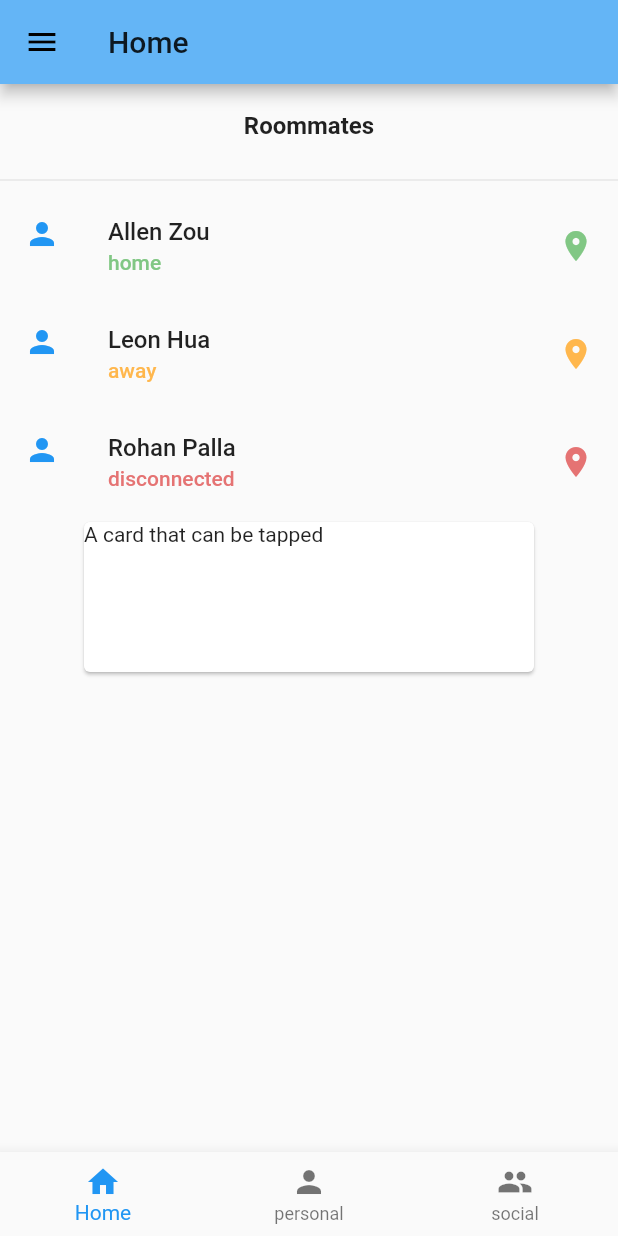
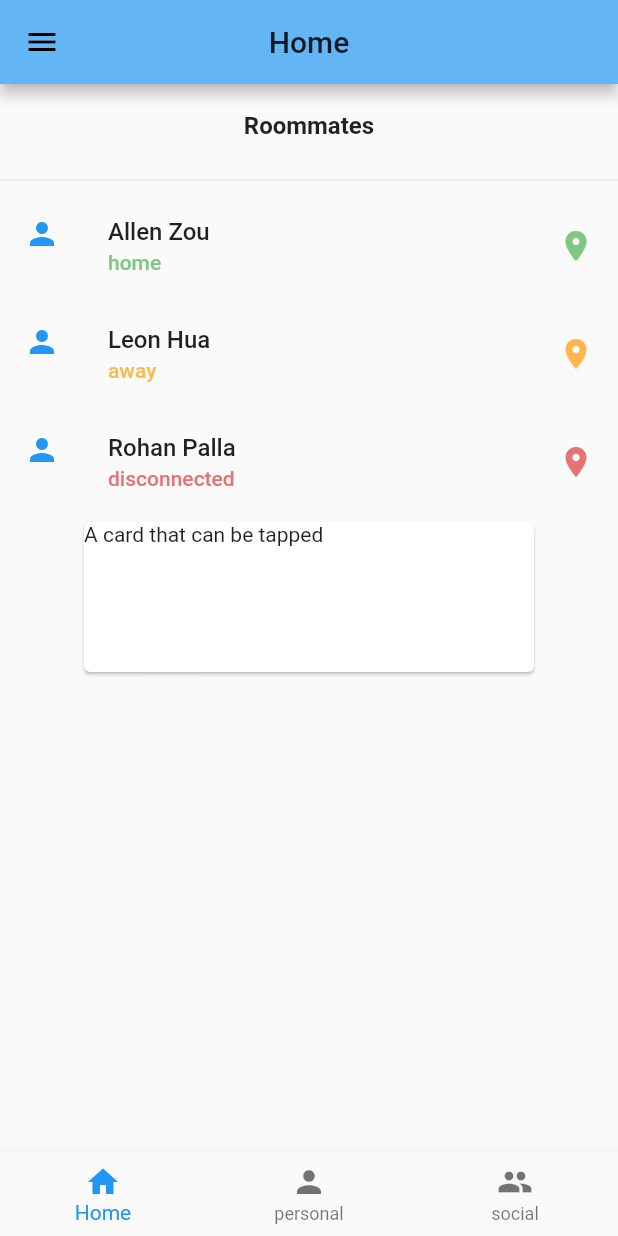
Before and after one commit to nchendev/casa, a Flutter app: the screen it shows after launch, on a phone screen of 412 x 824 dp. Run offline on Flutter 3.47's test engine with Material 2 defaults, Android fonts, the phone set to English and light mode, and no system bars.

Commit message:
fixed exceptions due to jumping to page rather than animating to page. Added stringmap.dart for mapping string to widget interfaces

```diff
--- a/lib/main.dart
+++ b/lib/main.dart
@@ -28,15 +28,17 @@ class Router extends StatefulWidget {
 }
 
 class _RouterState extends State<Router> {
+  PageController _pageController;
+  int _selectedPageviewIndex = 0;
   // shared variables
   String _title = "Home";
   List _titles = ["Home", "personal", "social"];
 
-  // pageview body variables
-  int _selectedPageviewIndex = 0;
-  PageController _pageController = PageController();
-
-  // misc screens body variables
+  @override
+  void initState() {
+    super.initState();
+    _pageController = PageController();
+  }
 
   // pageview body widget
   String _selectedBody = "main";
@@ -84,7 +86,13 @@ class _RouterState extends State<Router> {
     setState(() {
       _title = _titles[_selectedPageviewIndex];
     });
-    _pageController.jumpToPage(value);
+    if (_pageController.hasClients) {
+      _pageController.animateToPage(
+        value,
+        duration: const Duration(milliseconds: 400),
+        curve: Curves.easeInOut,
+      );
+    }
   }
 
   List<Widget> _buildModules(List modules) {
@@ -242,7 +250,10 @@ class _RouterState extends State<Router> {
   Widget build(BuildContext context) {
     return Scaffold(
         appBar: AppBar(
-          title: Text(_title),
+          centerTitle: true,
+          title: Text(
+            _title,
+          ),
         ),
         body: _buildBody(),
         drawer: _buildDrawer(),
--- a/lib/screens/home.dart
+++ b/lib/screens/home.dart
@@ -3,6 +3,7 @@ import 'package:flutter/foundation.dart';
 import 'package:lowkey/models/module.dart';
 import 'package:lowkey/models/room.dart';
 import 'package:lowkey/backend/local_api.dart';
+import 'package:lowkey/util/stringmap.dart';
 
 class Home extends StatefulWidget {
   final int selectedTab;
@@ -13,6 +14,7 @@ class Home extends StatefulWidget {
 }
 
 class _HomeState extends State<Home> {
+  // builds room info
   Future<List<Roommate>> _buildRoomInfo() async {
     List<Roommate> members = [];
     Map<String, dynamic> jsonData =
@@ -25,8 +27,10 @@ class _HomeState extends State<Home> {
     return members;
   }
 
+  // state declaration
   Future<List<Roommate>> _members;
 
+  // state init
   @override
   void initState() {
     super.initState();
@@ -47,13 +51,9 @@ class _HomeState extends State<Home> {
     );
   }
 
-  Widget _buildRoomCard(name, locationStatus) {
+  Widget _buildRoommateCard(name, locationStatus) {
     // determine color
-    var myColors = <String, Color>{
-      'home': Colors.green[300],
-      'away': Colors.orange[300],
-      'disconnected': Colors.red[300],
-    };
+    var myColors = StringMap().locationStatusColors();
     var myColor = myColors[locationStatus];
 
     return ListTile(
@@ -68,7 +68,22 @@ class _HomeState extends State<Home> {
     );
   }
 
-  Widget _buildModulesCards() {
+  List _buildRoommatesList(AsyncSnapshot snapshot) {
+    List<Widget> listItems = List();
+
+    for (int i = 0; i < snapshot.data.length; i++) {
+      listItems.add(
+        _buildRoommateCard(
+          snapshot.data[i].name,
+          snapshot.data[i].locationStatus,
+        ),
+      );
+    }
+
+    return listItems;
+  }
+
+  Widget _buildModulesList() {
     return Column(
       children: <Widget>[
         // list of modules cards
@@ -89,21 +104,6 @@ class _HomeState extends State<Home> {
     );
   }
 
-  List _buildList(AsyncSnapshot snapshot) {
-    List<Widget> listItems = List();
-
-    for (int i = 0; i < snapshot.data.length; i++) {
-      listItems.add(
-        _buildRoomCard(
-          snapshot.data[i].name,
-          snapshot.data[i].locationStatus,
-        ),
-      );
-    }
-
-    return listItems;
-  }
-
   @override
   Widget build(BuildContext context) {
     return Scaffold(
@@ -115,10 +115,10 @@ class _HomeState extends State<Home> {
           Widget roommatesSliver;
 
           // once data is received
-          if (snapshot.hasData) {
+          if (snapshot.data != null) {
             roommatesSliver = SliverList(
               delegate: SliverChildListDelegate(
-                _buildList(snapshot),
+                _buildRoommatesList(snapshot),
               ),
             );
           }
@@ -157,7 +157,7 @@ class _HomeState extends State<Home> {
               // beginning of modules slivers
               SliverToBoxAdapter(
                 child: SizedBox(
-                  child: _buildModulesCards(),
+                  child: _buildModulesList(),
                 ),
               ),
             ],
--- a/lib/screens/shop.dart
+++ b/lib/screens/shop.dart
@@ -4,6 +4,7 @@ import 'package:flutter/services.dart' show rootBundle;
 import 'package:lowkey/backend/local_api.dart';
 import 'package:lowkey/models/module.dart';
 import 'package:lowkey/screens/sidebar.dart';
+import 'package:lowkey/util/stringmap.dart';
 
 class Shop extends StatefulWidget {
   Shop({Key key}) : super(key: key);
@@ -40,9 +41,7 @@ class _ShopState extends State<Shop> {
 
   Widget _buildShopModule(String name, String description, String icon) {
     // determine icon
-    const myIcons = <String, IconData>{
-      'report_problem': Icons.report_problem,
-    };
+    var myIcons = StringMap().shopModuleIcons();
 
     return ListTile(
       leading: Icon(myIcons[icon]),
--- /dev/null
+++ b/lib/util/stringmap.dart
@@ -0,0 +1,16 @@
+import 'package:flutter/material.dart';
+
+class StringMap {
+  // location status colors
+  // home.dart
+  Map<String, Color> locationStatusColors() => {
+        'home': Colors.green[300],
+        'away': Colors.orange[300],
+        'disconnected': Colors.red[300],
+      };
+  // shop module icons
+  // shop.dart
+  Map<String, IconData> shopModuleIcons() => {
+        'report_problem': Icons.report_problem,
+      };
+}
```
